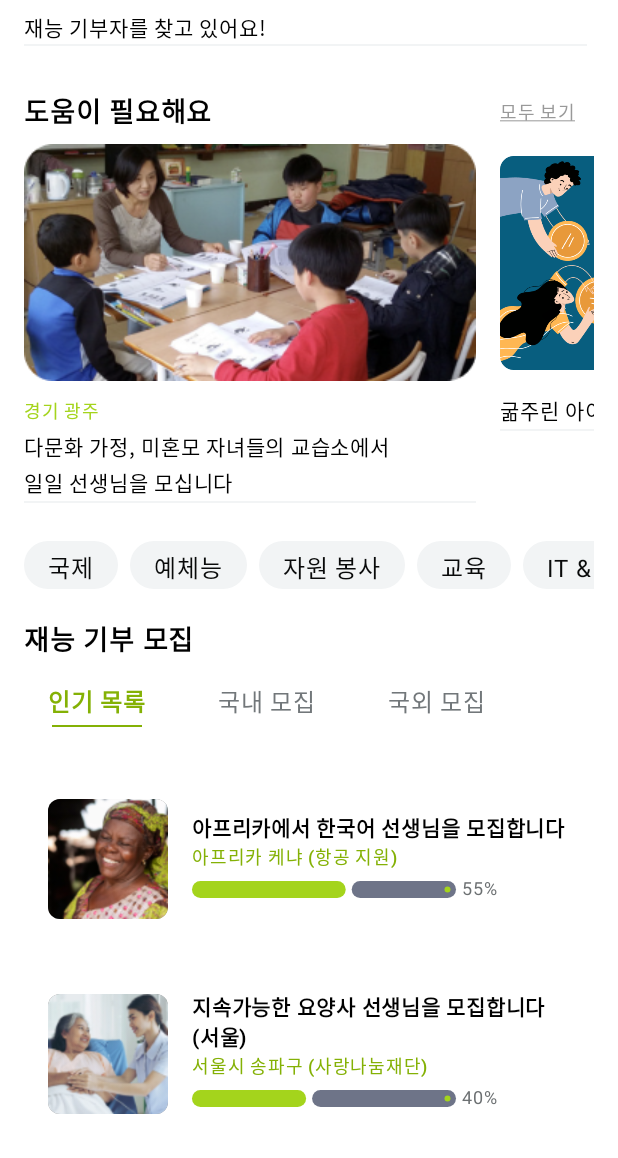
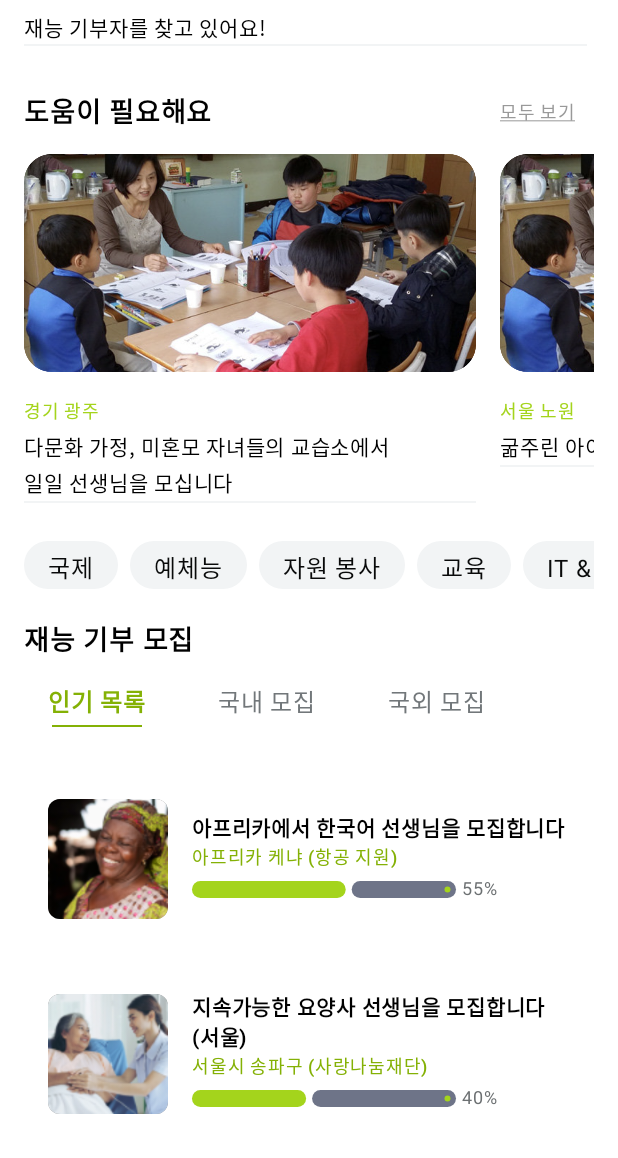
Before and after one commit to Welling-HCI-Team5/Welling_Android, an Android app built with Jetpack Compose: the @Preview function Ability_DefaultPreview, on a phone screen of 412 x 824 dp, the part 78-1236 px from its top. Run offline under Robolectric (Android 15) with nearby library versions, the phone set to English and light mode, and no system bars; Roboto replaces fonts that are not available here.

Commit message:
feat: 재능 기부 화면에서 클릭 시 기부 상세 화면으로 넘어가는 부분 구현

```diff
--- a/app/src/main/java/com/example/welling/screen/Ability_Donation_Screen.kt
+++ b/app/src/main/java/com/example/welling/screen/Ability_Donation_Screen.kt
@@ -1,6 +1,5 @@
 package com.example.welling.screen
 
-import android.util.Log
 import androidx.compose.foundation.Image
 import androidx.compose.foundation.background
 import androidx.compose.foundation.clickable
@@ -16,16 +15,13 @@
 import androidx.compose.foundation.layout.padding
 import androidx.compose.foundation.layout.size
 import androidx.compose.foundation.layout.width
-
 import androidx.compose.foundation.rememberScrollState
 import androidx.compose.foundation.shape.RoundedCornerShape
 import androidx.compose.foundation.verticalScroll
 import androidx.compose.material3.LinearProgressIndicator
-import androidx.compose.material3.Scaffold
 import androidx.compose.material3.Text
 import androidx.compose.runtime.Composable
 import androidx.compose.runtime.getValue
-import androidx.compose.runtime.internal.isLiveLiteralsEnabled
 import androidx.compose.runtime.mutableStateOf
 import androidx.compose.runtime.remember
 import androidx.compose.runtime.setValue
@@ -41,13 +37,11 @@
 import androidx.compose.ui.unit.dp
 import androidx.compose.ui.unit.sp
 import androidx.navigation.NavController
-import androidx.navigation.NavHostController
 import androidx.navigation.compose.rememberNavController
+import com.example.welling.MainViewModel
 import com.example.welling.R
+import com.example.welling.component.TabItem
 import com.example.welling.ui.theme.WellingTheme
-import com.example.welling.component.TabItem
-import com.example.welling.component.BottomNavigationBar
-import com.example.welling.MainViewModel
 
 
 data class AbilityItemData(
@@ -240,71 +234,20 @@
                 .horizontalScroll(rememberScrollState()), // 수평 스크롤 가능하게 설정
             horizontalArrangement = Arrangement.spacedBy(16.dp)
         ) {
-            Column(
-                modifier = Modifier
-                    .width(301.dp)
-                    .clickable { navController.navigate("donation_detail_screen") }
-            ) {
-                Image(
-                    painter = painterResource(R.drawable.help), // 첫 번째 이미지
-                    contentDescription = null,
-                    modifier = Modifier
-                        .fillMaxWidth()
-                        .height(158.dp)
-                        .clip(RoundedCornerShape(10.dp))
+            Ability_Component(
+                navController = navController,
+                imageRes = R.drawable.img_article,
+                location = "경기 광주",
+                title = "다문화 가정, 미혼모 자녀들의 교습소에서\n일일 선생님을 모십니다",
+                description = "경기 광주 기사~~~~~~~~"
             )
-                Spacer(modifier = Modifier.height(8.dp))
-                Text(
-                    text = "경기 광주",
-                    fontSize = 12.sp,
-                    color = Color(0xFFA4D41C)
+            Ability_Component(
+                navController = navController,
+                imageRes = R.drawable.img_article,
+                location = "서울 노원",
+                title = "굶주린 아이들을 위해 후원 바랍니다",
+                description = "서울 노원 기사~~~~~~~~"
             )
-                Text(
-                    text = "다문화 가정, 미혼모 자녀들의 교습소에서",
-                    fontSize = 14.sp,
-                    lineHeight = 24.sp,
-                    fontWeight = FontWeight.Medium
-                )
-                Text(
-                    text = "일일 선생님을 모십니다",
-                    fontSize = 14.sp,
-                    lineHeight = 24.sp,
-                    fontWeight = FontWeight.Medium
-                )
-                Spacer(
-                    modifier = Modifier
-                        .fillMaxWidth()
-                        .height(1.dp)
-                        .background(Color(0xFFF2F4F5))
-                )
-            }
-            Column(
-                modifier = Modifier
-                    .width(301.dp)
-                    .clickable { navController.navigate("donation_detail_screen") }
-            ) {
-                Image(
-                    painter = painterResource(R.drawable.card), // 두 번째 이미지
-                    contentDescription = null,
-                    modifier = Modifier
-                        .fillMaxWidth()
-                        .height(158.dp)
-                        .clip(RoundedCornerShape(10.dp))
-                )
-                Spacer(modifier = Modifier.height(8.dp))
-                Text(
-                    text = "굶주린 아이들을 위해 후원 바랍니다",
-                    fontSize = 14.sp,
-                    lineHeight = 24.sp,
-                    fontWeight = FontWeight.Medium
-                )
-                Spacer(
-                    modifier = Modifier
-                        .fillMaxWidth()
-                        .height(1.dp)
-                        .background(Color(0xFFF2F4F5))
-                )
-            }
         }
     }
 }
@@ -398,6 +341,49 @@
     }
 }
 
+@Composable
+fun Ability_Component(
+    navController: NavController,
+    imageRes: Int,
+    location: String, // ex) 경기 광주
+    title: String, // ex) 다문화 가정, 미혼모 자녀들의 교습소에서
+    description: String,
+) {
+    Column(
+        modifier = Modifier
+            .width(301.dp)
+            .clickable {
+                navController.navigate("donation_detail_screen/$imageRes/$title/$description")
+            }
+    ) {
+        Image(
+            painter = painterResource(imageRes),
+            contentDescription = null,
+            modifier = Modifier
+                .fillMaxWidth()
+                .height(158.dp)
+                .clip(RoundedCornerShape(10.dp))
+        )
+        Spacer(modifier = Modifier.height(8.dp))
+        Text(
+            text = location,
+            fontSize = 12.sp,
+            color = Color(0xFFA4D41C)
+        )
+        Text(
+            text = title,
+            fontSize = 14.sp,
+            lineHeight = 24.sp,
+            fontWeight = FontWeight.Medium
+        )
+        Spacer(
+            modifier = Modifier
+                .fillMaxWidth()
+                .height(1.dp)
+                .background(Color(0xFFF2F4F5))
+        )
+    }
+}
 
 @Preview(showBackground = true, device = "spec:width=375dp,height=1164dp")
 @Composable
```
Also changed, not shown: app/src/main/java/com/example/welling/component/NavigationComponent.kt (+12 -6 lines), app/src/main/java/com/example/welling/screen/DonationDetailScreen.kt (+20 -9 lines). Lines whose indentation alone changed are shown as unchanged.
